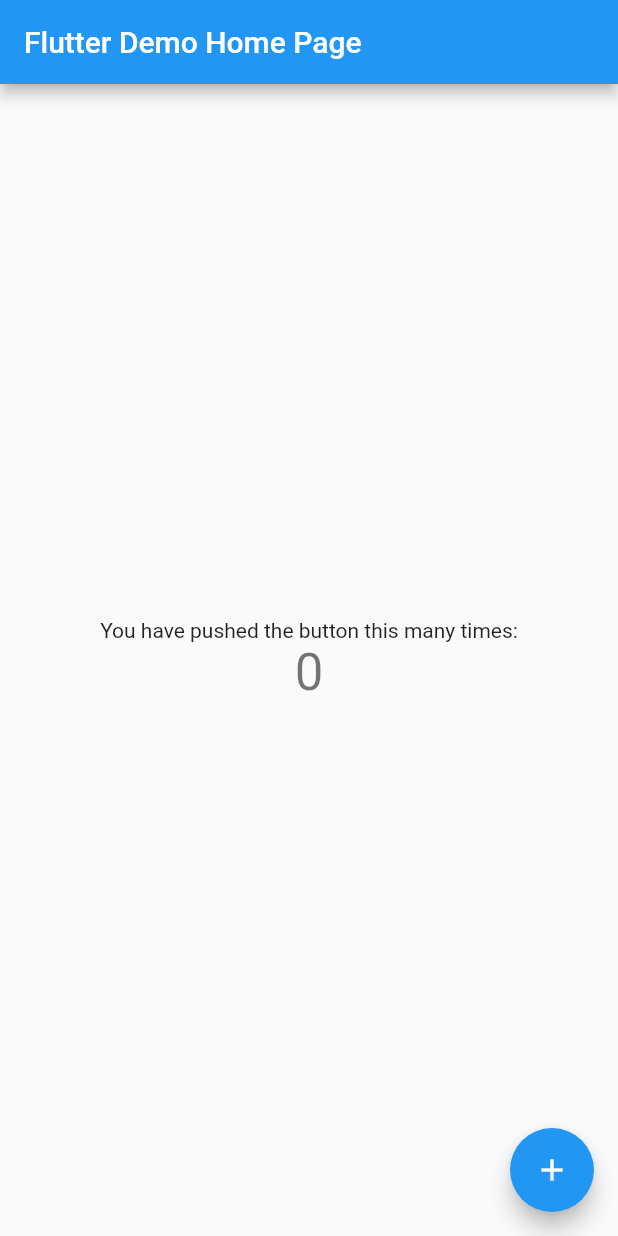
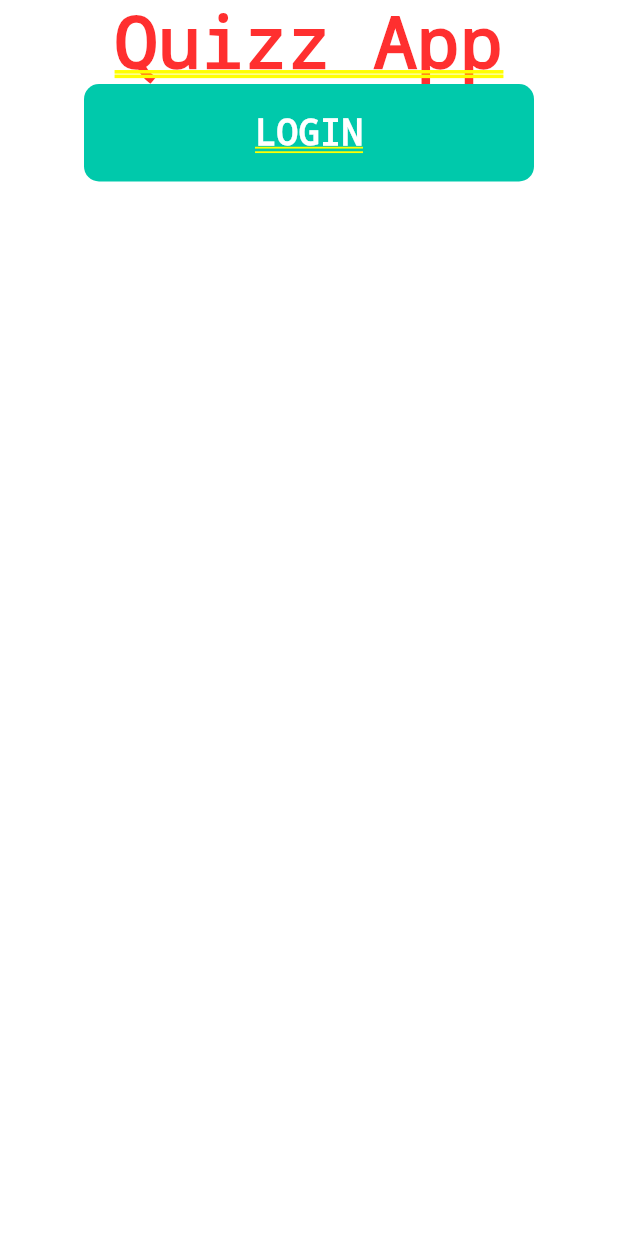
Before and after one commit to FlechaAlisson/quizz-app, a Flutter app: the screen it shows after launch, on a phone screen of 412 x 824 dp. Run offline on Flutter 3.47's test engine with Material 2 defaults, Android fonts, the phone set to English and light mode, and no system bars; our stand-ins replace firebase_core, google_sign_in, hive, hive_flutter; missing offline and left inert: qr_code_scanner; accounts and stored records are empty.

Commit message:
social login

```diff
--- /dev/null
+++ b/lib/controllers/user.controller.dart
@@ -0,0 +1,33 @@
+import 'package:flutter/foundation.dart';
+import 'package:google_sign_in/google_sign_in.dart';
+import 'package:quizz/model/user/user.model.dart';
+import 'package:quizz/repositories/user.repository.dart';
+
+class UserController extends ChangeNotifier {
+  final GoogleSignIn googleSignIn = GoogleSignIn();
+  UserModel? user;
+
+  Future googleLogin() async {
+    final userAux = await googleSignIn.signIn();
+
+    if (userAux == null) return;
+
+    user = UserModel(
+      name: userAux.displayName,
+      email: userAux.email,
+      id: userAux.id,
+      photoUrl: userAux.photoUrl,
+    );
+
+    saveUserData(user!);
+
+    notifyListeners();
+  }
+
+  void saveUserData(UserModel user) => UserRepository.saveUserData(user);
+  void clearUserData() => UserRepository.clearUserData();
+  UserModel? getUserData() {
+    user = UserRepository.getUserData();
+    return user;
+  }
+}
--- a/lib/main.dart
+++ b/lib/main.dart
@@ -1,115 +1,39 @@
+import 'package:firebase_core/firebase_core.dart';
 import 'package:flutter/material.dart';
+import 'package:hive_flutter/hive_flutter.dart';
+import 'package:provider/provider.dart';
+import 'package:quizz/controllers/question.controller.dart';
+import 'package:quizz/controllers/user.controller.dart';
+import 'package:quizz/model/user/user.model.dart';
+import 'package:quizz/screens/landing.screen.dart';
 
-void main() {
-  runApp(const MyApp());
+Future<void> main() async {
+  WidgetsFlutterBinding.ensureInitialized();
+  await Firebase.initializeApp();
+
+  await Hive.initFlutter();
+  Hive.registerAdapter<UserModel>(UserModelAdapter());
+  await Hive.openBox<UserModel>('user');
+
+  runApp(
+    MultiProvider(
+      providers: [
+        ChangeNotifierProvider(create: (_) => QuestionController()),
+        ChangeNotifierProvider(create: (_) => UserController()),
+      ],
+      child: const MyApp(),
+    ),
+  );
 }
 
 class MyApp extends StatelessWidget {
   const MyApp({Key? key}) : super(key: key);
 
-  // This widget is the root of your application.
   @override
   Widget build(BuildContext context) {
-    return MaterialApp(
-      title: 'Flutter Demo',
-      theme: ThemeData(
-        // This is the theme of your application.
-        //
-        // Try running your application with "flutter run". You'll see the
-        // application has a blue toolbar. Then, without quitting the app, try
-        // changing the primarySwatch below to Colors.green and then invoke
-        // "hot reload" (press "r" in the console where you ran "flutter run",
-        // or simply save your changes to "hot reload" in a Flutter IDE).
-        // Notice that the counter didn't reset back to zero; the application
-        // is not restarted.
-        primarySwatch: Colors.blue,
-      ),
-      home: const MyHomePage(title: 'Flutter Demo Home Page'),
+    return const MaterialApp(
+      debugShowCheckedModeBanner: false,
+      home: LandingPage(),
     );
   }
 }
-
-class MyHomePage extends StatefulWidget {
-  const MyHomePage({Key? key, required this.title}) : super(key: key);
-
-  // This widget is the home page of your application. It is stateful, meaning
-  // that it has a State object (defined below) that contains fields that affect
-  // how it looks.
-
-  // This class is the configuration for the state. It holds the values (in this
-  // case the title) provided by the parent (in this case the App widget) and
-  // used by the build method of the State. Fields in a Widget subclass are
-  // always marked "final".
-
-  final String title;
-
-  @override
-  State<MyHomePage> createState() => _MyHomePageState();
-}
-
-class _MyHomePageState extends State<MyHomePage> {
-  int _counter = 0;
-
-  void _incrementCounter() {
-    setState(() {
-      // This call to setState tells the Flutter framework that something has
-      // changed in this State, which causes it to rerun the build method below
-      // so that the display can reflect the updated values. If we changed
-      // _counter without calling setState(), then the build method would not be
-      // called again, and so nothing would appear to happen.
-      _counter++;
-    });
-  }
-
-  @override
-  Widget build(BuildContext context) {
-    // This method is rerun every time setState is called, for instance as done
-    // by the _incrementCounter method above.
-    //
-    // The Flutter framework has been optimized to make rerunning build methods
-    // fast, so that you can just rebuild anything that needs updating rather
-    // than having to individually change instances of widgets.
-    return Scaffold(
-      appBar: AppBar(
-        // Here we take the value from the MyHomePage object that was created by
-        // the App.build method, and use it to set our appbar title.
-        title: Text(widget.title),
-      ),
-      body: Center(
-        // Center is a layout widget. It takes a single child and positions it
-        // in the middle of the parent.
-        child: Column(
-          // Column is also a layout widget. It takes a list of children and
-          // arranges them vertically. By default, it sizes itself to fit its
-          // children horizontally, and tries to be as tall as its parent.
-          //
-          // Invoke "debug painting" (press "p" in the console, choose the
-          // "Toggle Debug Paint" action from the Flutter Inspector in Android
-          // Studio, or the "Toggle Debug Paint" command in Visual Studio Code)
-          // to see the wireframe for each widget.
-          //
-          // Column has various properties to control how it sizes itself and
-          // how it positions its children. Here we use mainAxisAlignment to
-          // center the children vertically; the main axis here is the vertical
-          // axis because Columns are vertical (the cross axis would be
-          // horizontal).
-          mainAxisAlignment: MainAxisAlignment.center,
-          children: <Widget>[
-            const Text(
-              'You have pushed the button this many times:',
-            ),
-            Text(
-              '$_counter',
-              style: Theme.of(context).textTheme.headline4,
-            ),
-          ],
-        ),
-      ),
-      floatingActionButton: FloatingActionButton(
-        onPressed: _incrementCounter,
-        tooltip: 'Increment',
-        child: const Icon(Icons.add),
-      ), // This trailing comma makes auto-formatting nicer for build methods.
-    );
-  }
-}
--- /dev/null
+++ b/lib/model/answer.model.dart
@@ -0,0 +1,5 @@
+class OptionModel {
+  OptionModel({this.option});
+
+  String? option;
+}
--- /dev/null
+++ b/lib/model/user/user.model.dart
@@ -0,0 +1,25 @@
+import 'package:hive/hive.dart';
+
+part 'user.model.g.dart';
+
+@HiveType(typeId: 0)
+class UserModel extends HiveObject {
+  UserModel({
+    this.name,
+    this.email,
+    this.id,
+    this.photoUrl,
+  });
+
+  @HiveField(0)
+  String? name;
+
+  @HiveField(1)
+  String? email;
+
+  @HiveField(2)
+  String? id;
+
+  @HiveField(3)
+  String? photoUrl;
+}
--- /dev/null
+++ b/lib/repositories/user.repository.dart
@@ -0,0 +1,20 @@
+import 'package:hive/hive.dart';
+import 'package:quizz/model/user/user.model.dart';
+
+class UserRepository {
+  static saveUserData(UserModel data) {
+    var userBox = Hive.box<UserModel>('user');
+    userBox.put('user', data);
+  }
+
+  static clearUserData() {
+    var userBox = Hive.box<UserModel>('user');
+    userBox.clear();
+  }
+
+  static getUserData() {
+    var userBox = Hive.box<UserModel>('user');
+
+    return userBox.get('user');
+  }
+}
--- /dev/null
+++ b/lib/screens/login.screen.dart
@@ -0,0 +1,35 @@
+import 'package:flutter/material.dart';
+import 'package:provider/provider.dart';
+import 'package:quizz/controllers/user.controller.dart';
+import 'package:quizz/widget/button.widget.dart';
+
+class LoginScreen extends StatelessWidget {
+  const LoginScreen({Key? key}) : super(key: key);
+
+  @override
+  Widget build(BuildContext context) {
+    UserController user = Provider.of<UserController>(context);
+    return SizedBox(
+      height: MediaQuery.of(context).size.height,
+      child: SingleChildScrollView(
+        child: Column(
+          crossAxisAlignment: CrossAxisAlignment.center,
+          children: [
+            const Text('Quizz App'),
+            Center(
+              child: SizedBox(
+                width: 300,
+                child: PrimaryButton(
+                  text: 'Login',
+                  onTap: () {
+                    user.googleLogin();
+                  },
+                ),
+              ),
+            ),
+          ],
+        ),
+      ),
+    );
+  }
+}
--- /dev/null
+++ b/lib/utils/appColors.utils.dart
@@ -0,0 +1,18 @@
+import 'package:flutter/material.dart';
+
+class AppColors {
+  static Color primaryGradientColor = const Color(0xff003A6C);
+  static Color secondaryGrandientColor = const Color(0xff1D004D);
+
+  static Color primaryWhiteColor = const Color(0xffCFE6F3);
+
+  static Color primaryGreenColor = const Color(0xff00C9AB);
+  static Color secundaryGreenColor = const Color(0xffC4FCFD);
+
+  static Color primaryBackgroundColor = const Color(0xffFEF7FF);
+
+  static Color primaryTextColor = const Color(0xff12003D);
+
+  static Color primaryOptionColor = const Color(0xffE4F0F6);
+  static Color primaryBorderOptionColor = const Color(0xffB1A8B9);
+}
--- /dev/null
+++ b/lib/widget/button.widget.dart
@@ -0,0 +1,46 @@
+import 'package:flutter/material.dart';
+import 'package:quizz/utils/appColors.utils.dart';
+
+// ignore: must_be_immutable
+class PrimaryButton extends StatefulWidget {
+  final String text;
+  final double height;
+  final double width;
+  VoidCallback onTap;
+  PrimaryButton({
+    Key? key,
+    required this.text,
+    this.width = double.infinity,
+    this.height = 65,
+    required this.onTap,
+  }) : super(key: key);
+
+  @override
+  State<PrimaryButton> createState() => _PrimaryButtonState();
+}
+
+class _PrimaryButtonState extends State<PrimaryButton> {
+  @override
+  Widget build(BuildContext context) {
+    return GestureDetector(
+      onTap: widget.onTap,
+      child: Container(
+        decoration: BoxDecoration(
+          borderRadius: BorderRadius.circular(10),
+          color: AppColors.primaryGreenColor,
+        ),
+        width: widget.width,
+        height: widget.height,
+        child: Center(
+            child: Text(
+          widget.text.toUpperCase(),
+          style: const TextStyle(
+            color: Colors.white,
+            fontWeight: FontWeight.w700,
+            fontSize: 24,
+          ),
+        )),
+      ),
+    );
+  }
+}
```
Also changed, not shown: lib/controllers/question.controller.dart (added, +33 -0 lines), lib/model/question.model.dart (added, +9 -0 lines), lib/screens/landing.screen.dart (added, +50 -0 lines), lib/screens/qr_scanner.screen.dart (added, +76 -0 lines), lib/screens/question_page.screen.dart (added, +64 -0 lines), lib/widget/questionContainer.widget.dart (added, +118 -0 lines), pubspec.yaml (+11 -1 lines), lib/model/user/user.model.g.dart (added), pubspec.lock, 10 other files.
